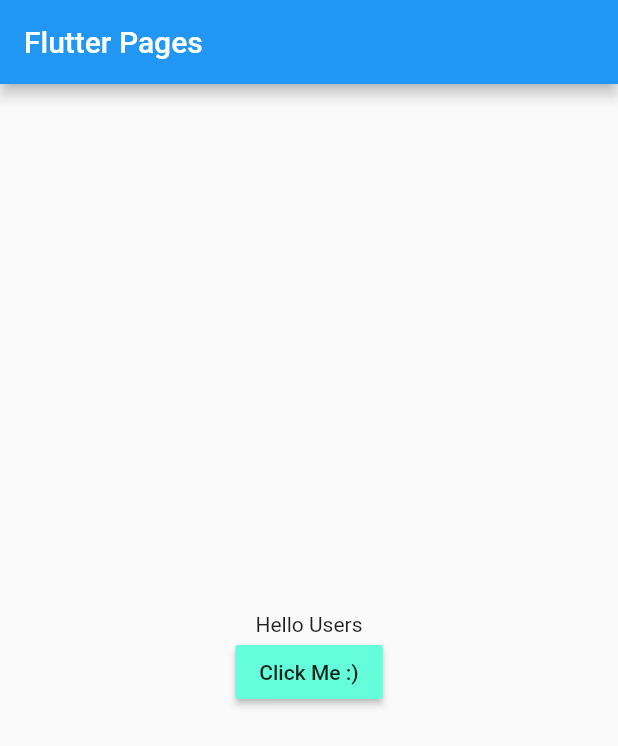
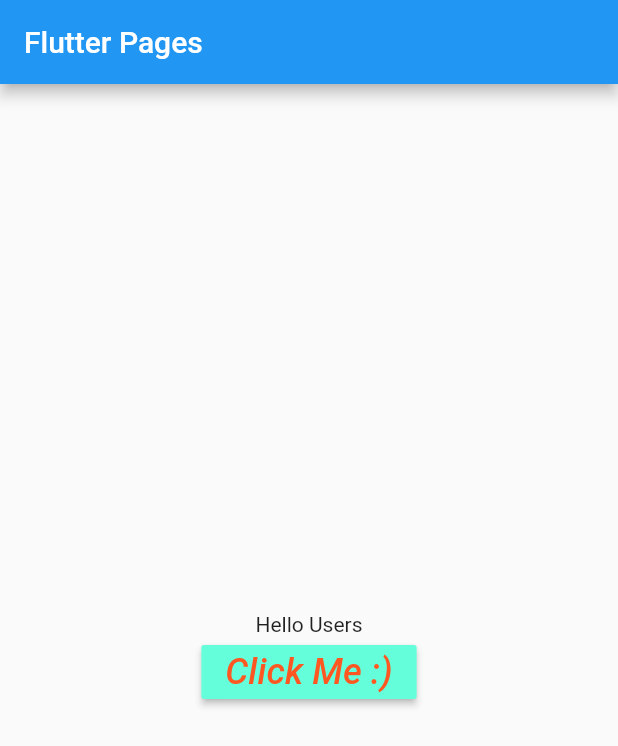
Before and after one commit to vaibhavbisht06/FlutterApp-2.0, a Flutter app: the screen it shows after launch, on a phone screen of 412 x 824 dp. Shown: the top 746 px of the screen. Run offline on Flutter 3.47's test engine with Material 2 defaults, Android fonts, the phone set to English and light mode, and no system bars.

Commit message:
Change in Font Size,color and style of button sizee

```diff
--- a/second_app/lib/main.dart
+++ b/second_app/lib/main.dart
@@ -41,7 +41,7 @@ import 'package:flutter/material.dart';
            children: <Widget>[
              new Text(mytext),
              new RaisedButton(
-               child: new Text("Click Me :)"),
+               child: new Text("Click Me :)", style: new TextStyle(color: Colors.deepOrange, fontSize: 24.0, fontStyle: FontStyle.italic),),
                onPressed: changeText,
                color: Colors.tealAccent,
              )
```
